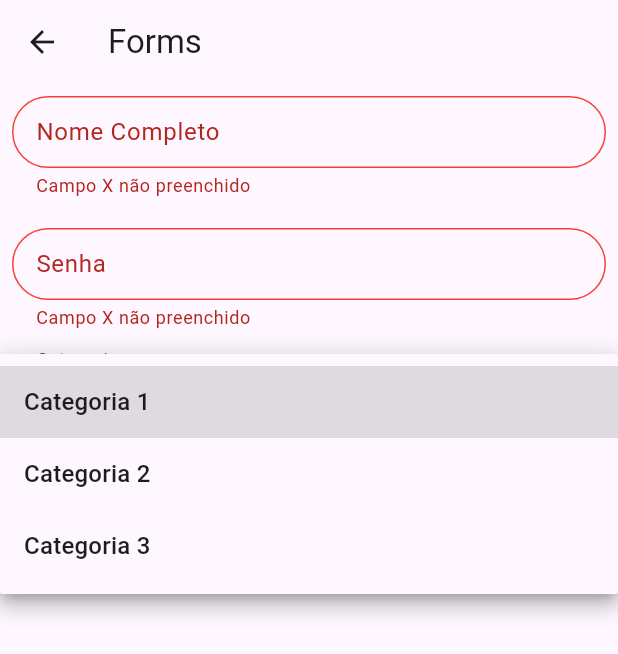
After one commit to GMChristo/flutter_widgets_exemplos, a Flutter app: the FormsPage screen opened by its route, after a tap on "Salvar", after a tap on "Categoria 1", on a phone screen of 412 x 824 dp. The commit adds this screen. Shown: the top 654 px of the screen. Run offline on Flutter 3.47's test engine with Material 3 defaults, Android fonts, the phone set to English and light mode, and no system bars; our stand-ins replace device_preview.

Commit message:
adicionado exemplo de formulario

```diff
--- a/lib/main.dart
+++ b/lib/main.dart
@@ -3,6 +3,7 @@ import 'package:flutter/material.dart';
 import 'package:widgets_exemplo/pages/botoes_rotacao_texto/botoes_rotacao_texto_page.dart';
 import 'package:widgets_exemplo/pages/container/container_page.dart';
 import 'package:widgets_exemplo/pages/dialogs/dialogs_page.dart';
+import 'package:widgets_exemplo/pages/forms/forms_page.dart';
 import 'package:widgets_exemplo/pages/home/home_page.dart';
 import 'package:widgets_exemplo/pages/layout_builder/layout_builder_page.dart';
 import 'package:widgets_exemplo/pages/media_query/media_query_page.dart';
@@ -48,6 +49,7 @@ class MyApp extends StatelessWidget {
         '/scrolls/list_view': (_) => const ListviewPage(),
         '/dialogs': (_) => const DialogsPage(),
         '/snackBars': (_) => const SnackbarPage(),
+        '/forms': (_) => const FormsPage(),
       },
     );
   }
--- /dev/null
+++ b/lib/pages/forms/forms_page.dart
@@ -0,0 +1,178 @@
+import 'package:flutter/material.dart';
+
+class FormsPage extends StatefulWidget {
+  const FormsPage({super.key});
+
+  @override
+  State<FormsPage> createState() => _FormsPageState();
+}
+
+class _FormsPageState extends State<FormsPage> {
+  // String texto = '';
+  final formKey = GlobalKey<FormState>(); // so pode ser associado a um form, cada form deve ter sua key unica
+  final nameEC = TextEditingController(); //ele vai ser o controlador do textField, ele que recebe os valores, sendo possivel recuperar os dados
+  String categoria = 'Categoria1';
+
+  @override
+  void dispose() {
+    nameEC.dispose(); // ele faz o descarte do controlador criado, fazendo com que ele seja encerrado e a memoria alocada para uso dele limpa
+    super.dispose();
+  }
+
+  @override
+  Widget build(BuildContext context) {
+    return Scaffold(
+      appBar: AppBar(
+        title: const Text('Forms'),
+      ),
+      body: SingleChildScrollView(
+        child: Form(
+          key: formKey,
+          child: Padding(
+            padding: const EdgeInsets.all(8),
+            child: Column(
+              children: [
+                /// TextField é a forma mais simples de fazer, porem nao é a ideal
+                // TextField(
+                //   onChanged: (String value) {
+                //     setState(() {
+                //       texto = value;
+                //     });
+                //   },
+                // ),
+                // const SizedBox(height: 10),
+                // Text('Texto digitado: $texto'),
+                /// a validação de campo so é possivel no widget TextFormField
+                TextFormField(
+                  // autovalidateMode: AutovalidateMode.always, //faz com que ao acessar a pagina ele ja seja validado
+                  controller: nameEC,
+                  maxLines: null, // pasando null o textfield vai crescendo de tamanho de acordo com a digitação
+                  decoration: InputDecoration(
+                    labelText: 'Nome Completo',
+                    border: OutlineInputBorder(
+                      borderRadius: BorderRadius.circular(30),
+                      borderSide: const BorderSide(color: Colors.green),
+                    ),
+                    enabledBorder: OutlineInputBorder(
+                      borderRadius: BorderRadius.circular(30),
+                      borderSide: const BorderSide(color: Colors.green),
+                    ),
+                    focusedBorder: OutlineInputBorder(
+                      borderRadius: BorderRadius.circular(30),
+                      borderSide: const BorderSide(color: Colors.green),
+                    ),
+                    errorBorder: OutlineInputBorder(
+                      borderRadius: BorderRadius.circular(30),
+                      borderSide: const BorderSide(color: Colors.red),
+                    ),
+                    isDense: true,
+                  ),
+                  validator: (String? value) {
+                    if (value == null || value.isEmpty) {
+                      return 'Campo X não preenchido';
+                    }
+                  },
+                ),
+                const SizedBox(height: 20),
+                TextFormField(
+                  // autovalidateMode: AutovalidateMode.always, //faz com que ao acessar a pagina ele ja seja validado
+                  controller: nameEC,
+                  decoration: InputDecoration(
+                    labelText: 'Senha',
+                    border: OutlineInputBorder(
+                      borderRadius: BorderRadius.circular(30),
+                      borderSide: const BorderSide(color: Colors.green),
+                    ),
+                    enabledBorder: OutlineInputBorder(
+                      borderRadius: BorderRadius.circular(30),
+                      borderSide: const BorderSide(color: Colors.green),
+                    ),
+                    focusedBorder: OutlineInputBorder(
+                      borderRadius: BorderRadius.circular(30),
+                      borderSide: const BorderSide(color: Colors.green),
+                    ),
+                    errorBorder: OutlineInputBorder(
+                      borderRadius: BorderRadius.circular(30),
+                      borderSide: const BorderSide(color: Colors.red),
+                    ),
+                    isDense: true,
+                  ),
+                  obscureText: true,
+                  validator: (String? value) {
+                    if (value == null || value.isEmpty) {
+                      return 'Campo X não preenchido';
+                    }
+                  },
+                ),
+                const SizedBox(height: 20),
+                DropdownButtonFormField<String>(
+                  decoration: InputDecoration(
+                    labelText: 'Categoria',
+                    border: OutlineInputBorder(
+                      borderRadius: BorderRadius.circular(30),
+                      borderSide: const BorderSide(color: Colors.green),
+                    ),
+                    enabledBorder: OutlineInputBorder(
+                      borderRadius: BorderRadius.circular(30),
+                      borderSide: const BorderSide(color: Colors.green),
+                    ),
+                    focusedBorder: OutlineInputBorder(
+                      borderRadius: BorderRadius.circular(30),
+                      borderSide: const BorderSide(color: Colors.green),
+                    ),
+                    errorBorder: OutlineInputBorder(
+                      borderRadius: BorderRadius.circular(30),
+                      borderSide: const BorderSide(color: Colors.red),
+                    ),
+                  ),
+                  value: categoria,
+                  validator: (String? value) {
+                    if (value == null || value.isEmpty) {
+                      return 'Categoria não selecionada';
+                    }
+                  },
+                  onChanged: (String? newValue) {
+                    if (newValue != null) {
+                      setState(() {
+                        categoria = newValue;
+                      });
+                    }
+                  },
+                  items: const [
+                    DropdownMenuItem(
+                      value: 'Categoria1',
+                      child: Text('Categoria 1'),
+                    ),
+                    DropdownMenuItem(
+                      value: 'Categoria2',
+                      child: Text('Categoria 2'),
+                    ),
+                    DropdownMenuItem(
+                      value: 'Categoria3',
+                      child: Text('Categoria 3'),
+                    ),
+                  ],
+                ),
+                ElevatedButton(
+                  onPressed: () {
+                    var formValid = formKey.currentState?.validate() ?? false;
+                    var message = 'Formulário Inválido';
+                    if (formValid) {
+                      message = 'Formulário Válido (Name: ${nameEC.text})';
+                    }
+                    ScaffoldMessenger.of(context).showSnackBar(
+                      SnackBar(
+                        content: Text(message),
+                      ),
+                    );
+                  },
+                  child: const Text('Salvar'),
+                ),
+              ],
+            ),
+          ),
+        ),
+      ),
+    );
+  }
+}
--- a/lib/pages/home/home_page.dart
+++ b/lib/pages/home/home_page.dart
@@ -18,6 +18,8 @@ enum PopupMenuPages {
   dialogs,
   // ignore: constant_identifier_names
   snackBars,
+  // ignore: constant_identifier_names
+  forms,
 }
 
 class HomePage extends StatelessWidget {
@@ -59,6 +61,9 @@ class HomePage extends StatelessWidget {
                 case PopupMenuPages.snackBars:
                   Navigator.of(context).pushNamed('/snackBars');
                   break;
+                case PopupMenuPages.forms:
+                  Navigator.of(context).pushNamed('/forms');
+                  break;
               }
             },
             itemBuilder: (BuildContext context) {
@@ -99,6 +104,10 @@ class HomePage extends StatelessWidget {
                   value: PopupMenuPages.snackBars,
                   child: Text('SnackBars'),
                 ),
+                const PopupMenuItem<PopupMenuPages>(
+                  value: PopupMenuPages.forms,
+                  child: Text('Forms'),
+                ),
               ];
             },
           )
```
